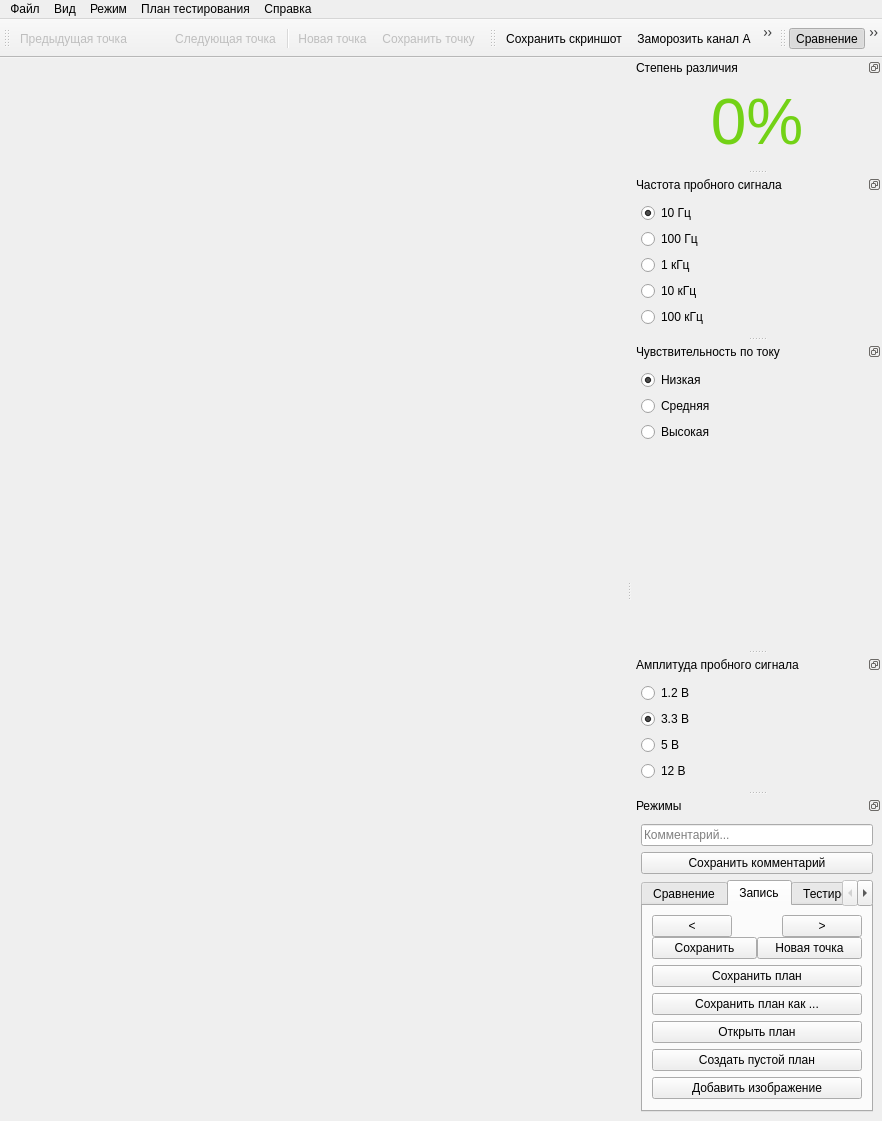
Qt form gui/mainwindow.ui (EPC-MSU/EPLab) before a commit.
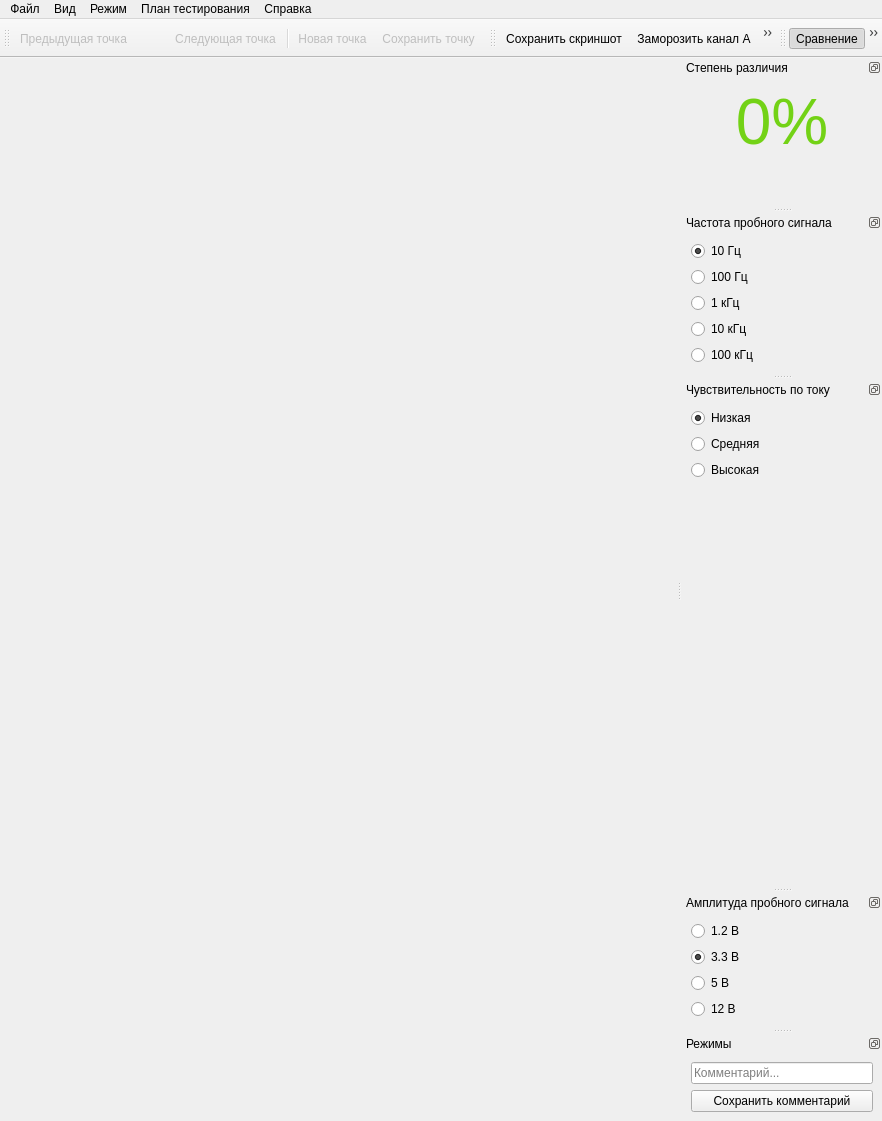
The same form after that commit. The open tabs and pages were chosen to show the change. Icons and pictures are not drawn.

Commit message: remove tabwidget

The edit to the form file:
```diff
--- a/gui/mainwindow.ui
+++ b/gui/mainwindow.ui
@@ -268,330 +268,6 @@
        </property>
       </widget>
      </item>
-     <item>
-      <widget class="QTabWidget" name="test_plan_tab_widget">
-       <property name="sizePolicy">
-        <sizepolicy hsizetype="Expanding" vsizetype="Preferred">
-         <horstretch>0</horstretch>
-         <verstretch>0</verstretch>
-        </sizepolicy>
-       </property>
-       <property name="autoFillBackground">
-        <bool>false</bool>
-       </property>
-       <property name="styleSheet">
-        <string notr="true"/>
-       </property>
-       <property name="currentIndex">
-        <number>0</number>
-       </property>
-       <widget class="QWidget" name="test_plan_tab_S">
-        <attribute name="title">
-         <string>Сравнение</string>
-        </attribute>
-        <layout class="QGridLayout" name="gridLayout">
-         <item row="0" column="0">
-          <layout class="QVBoxLayout" name="verticalLayout">
-           <property name="spacing">
-            <number>0</number>
-           </property>
-           <item>
-            <widget class="QGroupBox" name="ivc_state_group_box">
-             <property name="title">
-              <string>ВАХ</string>
-             </property>
-             <layout class="QVBoxLayout" name="ivc_state_group_box_layout">
-              <item>
-               <widget class="QCheckBox" name="freeze_curve_a_check_box">
-                <property name="styleSheet">
-                 <string notr="true">color: rgb(0, 0, 255);</string>
-                </property>
-                <property name="text">
-                 <string>Фиксировать A</string>
-                </property>
-               </widget>
-              </item>
-              <item>
-               <widget class="QCheckBox" name="freeze_curve_b_check_box">
-                <property name="styleSheet">
-                 <string notr="true">color: rgb(255, 0, 0);</string>
-                </property>
-                <property name="text">
-                 <string>Фиксировать B</string>
-                </property>
-               </widget>
-              </item>
-             </layout>
-            </widget>
-           </item>
-           <item>
-            <widget class="QGroupBox" name="image_group_box">
-             <property name="title">
-              <string>Изображение</string>
-             </property>
-             <layout class="QHBoxLayout" name="save_image_layout">
-              <item>
-               <widget class="QPushButton" name="save_image_push_button">
-                <property name="font">
-                 <font>
-                  <pointsize>7</pointsize>
-                 </font>
-                </property>
-                <property name="text">
-                 <string>Сохранить изображение</string>
-                </property>
-               </widget>
-              </item>
-             </layout>
-            </widget>
-           </item>
-          </layout>
-         </item>
-         <item row="1" column="0">
-          <spacer name="verticalSpacer_4">
-           <property name="orientation">
-            <enum>Qt::Vertical</enum>
-           </property>
-           <property name="sizeHint" stdset="0">
-            <size>
-             <width>20</width>
-             <height>40</height>
-            </size>
-           </property>
-          </spacer>
-         </item>
-        </layout>
-       </widget>
-       <widget class="QWidget" name="test_plan_tab_ZP">
-        <attribute name="title">
-         <string>Запись</string>
-        </attribute>
-        <layout class="QGridLayout" name="gridLayout_3">
-         <item row="0" column="0">
-          <layout class="QVBoxLayout" name="verticalLayout_3">
-           <property name="spacing">
-            <number>0</number>
-           </property>
-           <item>
-            <layout class="QHBoxLayout" name="horizontalLayout">
-             <property name="spacing">
-              <number>0</number>
-             </property>
-             <item>
-              <widget class="QPushButton" name="zp_push_button_left">
-               <property name="sizePolicy">
-                <sizepolicy hsizetype="Fixed" vsizetype="Fixed">
-                 <horstretch>0</horstretch>
-                 <verstretch>0</verstretch>
-                </sizepolicy>
-               </property>
-               <property name="text">
-                <string>&lt;</string>
-               </property>
-              </widget>
-             </item>
-             <item>
-              <widget class="QLabel" name="zp_label_num">
-               <property name="sizePolicy">
-                <sizepolicy hsizetype="Fixed" vsizetype="Preferred">
-                 <horstretch>0</horstretch>
-                 <verstretch>0</verstretch>
-                </sizepolicy>
-               </property>
-               <property name="minimumSize">
-                <size>
-                 <width>50</width>
-                 <height>0</height>
-                </size>
-               </property>
-               <property name="text">
-                <string/>
-               </property>
-               <property name="alignment">
-                <set>Qt::AlignCenter</set>
-               </property>
-              </widget>
-             </item>
-             <item>
-              <widget class="QPushButton" name="zp_push_button_right">
-               <property name="sizePolicy">
-                <sizepolicy hsizetype="Fixed" vsizetype="Fixed">
-                 <horstretch>0</horstretch>
-                 <verstretch>0</verstretch>
-                </sizepolicy>
-               </property>
-               <property name="minimumSize">
-                <size>
-                 <width>0</width>
-                 <height>0</height>
-                </size>
-               </property>
-               <property name="text">
-                <string>&gt;</string>
-               </property>
-              </widget>
-             </item>
-            </layout>
-           </item>
-           <item>
-            <layout class="QHBoxLayout" name="horizontalLayout_2">
-             <item>
-              <widget class="QPushButton" name="zp_push_button_save">
-               <property name="text">
-                <string>Сохранить</string>
-               </property>
-              </widget>
-             </item>
-             <item>
-              <widget class="QPushButton" name="zp_push_button_new_point">
-               <property name="text">
-                <string>Новая точка</string>
-               </property>
-              </widget>
-             </item>
-            </layout>
-           </item>
-          </layout>
-         </item>
-         <item row="6" column="0">
-          <spacer name="verticalSpacer">
-           <property name="orientation">
-            <enum>Qt::Vertical</enum>
-           </property>
-           <property name="sizeHint" stdset="0">
-            <size>
-             <width>20</width>
-             <height>40</height>
-            </size>
-           </property>
-          </spacer>
-         </item>
-         <item row="4" column="0">
-          <widget class="QPushButton" name="zp_new_file_button">
-           <property name="text">
-            <string>Создать пустой план</string>
-           </property>
-          </widget>
-         </item>
-         <item row="1" column="0">
-          <widget class="QPushButton" name="zp_save_file_button">
-           <property name="text">
-            <string>Сохранить план</string>
-           </property>
-          </widget>
-         </item>
-         <item row="3" column="0">
-          <widget class="QPushButton" name="zp_open_file_button">
-           <property name="text">
-            <string>Открыть план</string>
-           </property>
-          </widget>
-         </item>
-         <item row="5" column="0">
-          <widget class="QPushButton" name="zp_add_image_button">
-           <property name="text">
-            <string>Добавить изображение</string>
-           </property>
-          </widget>
-         </item>
-         <item row="2" column="0">
-          <widget class="QPushButton" name="zp_save_file_as_button">
-           <property name="text">
-            <string>Сохранить план как ...</string>
-           </property>
-          </widget>
-         </item>
-        </layout>
-       </widget>
-       <widget class="QWidget" name="test_plan_tab_TP">
-        <attribute name="title">
-         <string>Тестирование</string>
-        </attribute>
-        <layout class="QGridLayout" name="gridLayout_4">
-         <item row="0" column="0">
-          <layout class="QVBoxLayout" name="verticalLayout_4">
-           <property name="spacing">
-            <number>0</number>
-           </property>
-           <item>
-            <layout class="QHBoxLayout" name="horizontalLayout_3">
-             <property name="spacing">
-              <number>0</number>
-             </property>
-             <item>
-              <widget class="QPushButton" name="tp_push_button_left">
-               <property name="text">
-                <string>&lt;</string>
-               </property>
-              </widget>
-             </item>
-             <item>
-              <widget class="QLabel" name="tp_label_num">
-               <property name="sizePolicy">
-                <sizepolicy hsizetype="Fixed" vsizetype="Preferred">
-                 <horstretch>0</horstretch>
-                 <verstretch>0</verstretch>
-                </sizepolicy>
-               </property>
-               <property name="minimumSize">
-                <size>
-                 <width>50</width>
-                 <height>0</height>
-                </size>
-               </property>
-               <property name="text">
-                <string/>
-               </property>
-               <property name="alignment">
-                <set>Qt::AlignCenter</set>
-               </property>
-              </widget>
-             </item>
-             <item>
-              <widget class="QPushButton" name="tp_push_button_right">
-               <property name="text">
-                <string>&gt;</string>
-               </property>
-              </widget>
-             </item>
-            </layout>
-           </item>
-           <item>
-            <widget class="QPushButton" name="tp_push_button_save">
-             <property name="text">
-              <string>Сохранить изображение</string>
-             </property>
-            </widget>
-           </item>
-           <item>
-            <layout class="QHBoxLayout" name="horizontalLayout_4"/>
-           </item>
-          </layout>
-         </item>
-         <item row="2" column="0">
-          <spacer name="verticalSpacer_2">
-           <property name="orientation">
-            <enum>Qt::Vertical</enum>
-           </property>
-           <property name="sizeHint" stdset="0">
-            <size>
-             <width>20</width>
-             <height>40</height>
-            </size>
-           </property>
-          </spacer>
-         </item>
-         <item row="1" column="0">
-          <widget class="QPushButton" name="tp_open_file_button">
-           <property name="text">
-            <string>Открыть файл</string>
-           </property>
-          </widget>
-         </item>
-        </layout>
-       </widget>
-      </widget>
-     </item>
     </layout>
    </widget>
   </widget>
```
The commit also changes 1 other file.
